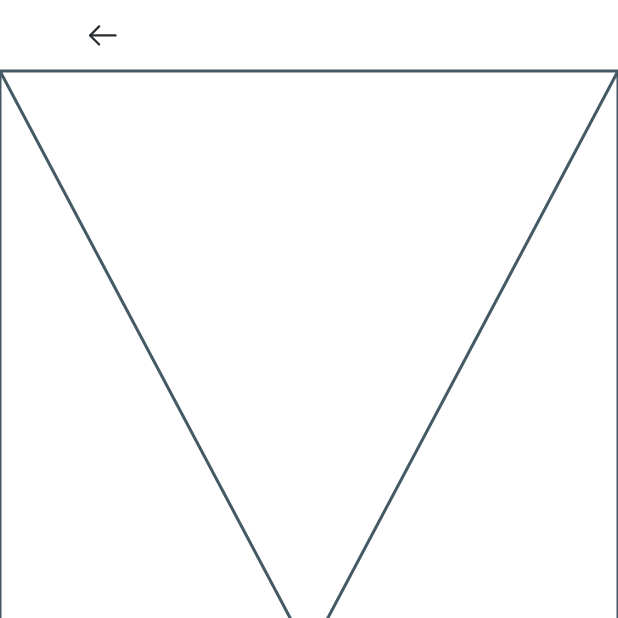
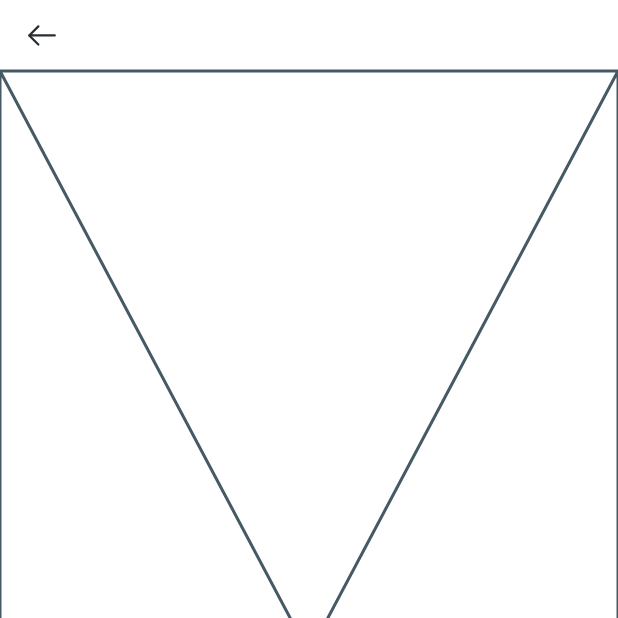
Before and after one commit to ridwan1178/rupali_bank_demo, a Flutter app: the AccountDetailsPage screen opened by its route, on a phone screen of 412 x 824 dp, the top half of it. Run offline on Flutter 3.47's test engine with Material 3 defaults, Android fonts, the phone set to English and light mode, and no system bars; our stand-ins replace dots_indicator, flutter_easyloading, flutter_svg, go_router; generated files the repository leaves out were written again.

Commit message:
fixed extra padding on basic_appbar for back btn

```diff
--- a/lib/onboarding/presentation/onboarding.dart
+++ b/lib/onboarding/presentation/onboarding.dart
@@ -6,7 +6,7 @@ import 'package:rupali_bank_demo/main.dart';
 import 'package:rupali_bank_demo/onboarding/presentation/signin_or_singnup.dart';
 
 import 'package:go_router/go_router.dart';
-import 'package:rupali_bank_demo/signin/presentation/signin_page.dart';
+
 import 'package:rupali_bank_demo/utils/dots_indicator_widget.dart';
 
 class Onboarding extends StatefulWidget {
--- a/lib/utils/basic_appbar.dart
+++ b/lib/utils/basic_appbar.dart
@@ -23,8 +23,14 @@ class BasicAppbar extends StatelessWidget implements PreferredSizeWidget {
   @override
   Widget build(BuildContext context) {
     String routeNamed = route ?? "";
+    double padding;
+    if (profilePic == null) {
+      padding = 0;
+    } else {
+      padding = ppc.cw(19);
+    }
     return Padding(
-      padding: EdgeInsets.only(left: ppc.cw(19)),
+      padding: EdgeInsets.only(left: padding),
       child: AppBar(
           toolbarHeight: ppc.ch(64),
           backgroundColor: Colors.transparent,
@@ -34,19 +40,18 @@ class BasicAppbar extends StatelessWidget implements PreferredSizeWidget {
           leading: profilePic ??
               (hideBackButton
                   ? null
-                  : IconButton(
-                      onPressed: () {
+                  : GestureDetector(
+                      onTap: () {
                         (route != null)
                             ? context.goNamed(routeNamed, extra: extra)
                             : context.pop();
                       },
-                      icon: AppIcons.backButton
-                      // const Icon(Icons.arrow_back)
-                      ))),
+                      child: AppIcons.backButton,
+                    ))),
     );
   }
 
   @override
   // TODO: implement preferredSize
-  Size get preferredSize =>  Size.fromHeight(ppc.ch(64));
+  Size get preferredSize => Size.fromHeight(ppc.ch(64));
 }
```
Also changed, not shown: lib/signup/presentation/enter_info_page.dart (added, +14 -0 lines).
